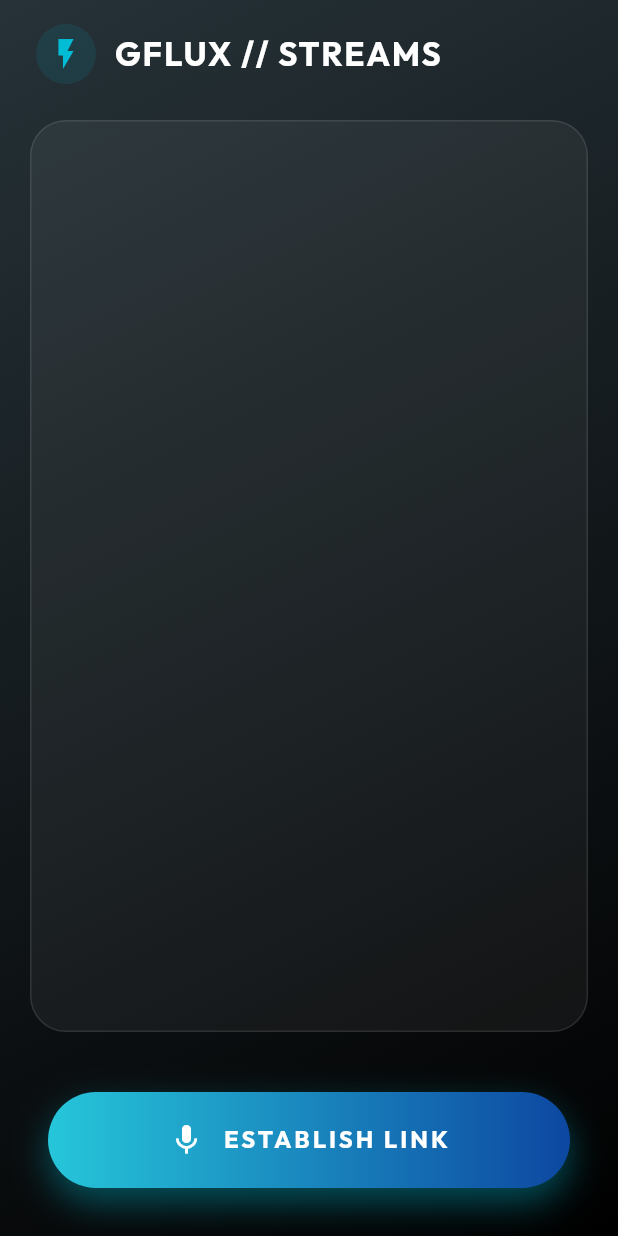
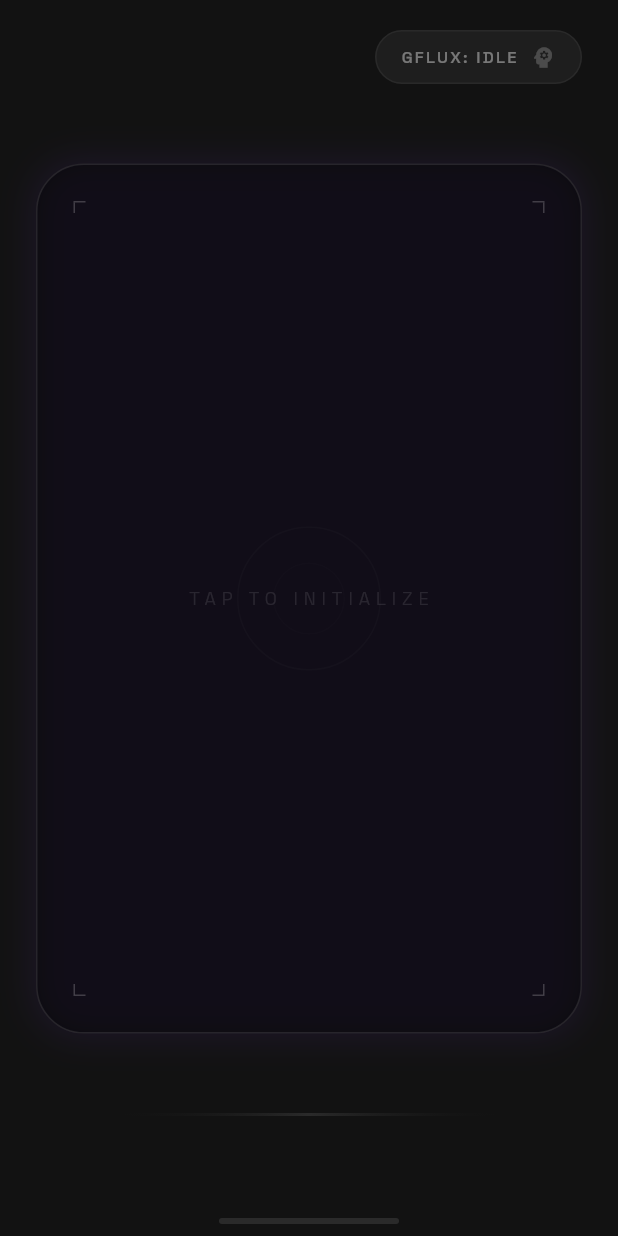
Before and after one commit to yanncarlier/GFlux, a Flutter app: the screen it shows after launch, on a phone screen of 412 x 824 dp. Run offline on Flutter 3.47's test engine with Material 3 defaults, Android fonts, the light colour scheme and no system bars; our stand-ins replace audioplayers, firebase_ai, firebase_core, google_fonts; missing offline and left inert: record; accounts and stored records are empty.

```diff
--- a/lib/main.dart
+++ b/lib/main.dart
@@ -4,14 +4,22 @@ import 'package:provider/provider.dart';
 import 'package:google_fonts/google_fonts.dart';
 import 'controllers/gemini_live_controller.dart';
 import 'views/home_view.dart';
+import 'firebase_options.dart';
+void main() async {
+  print("GFlux: Starting application...");
+  WidgetsFlutterBinding.ensureInitialized();
+  print("GFlux: Widgets initialized.");
 
-void main() async {
-  WidgetsFlutterBinding.ensureInitialized();
+  try {
+    await Firebase.initializeApp(
+      options: DefaultFirebaseOptions.currentPlatform,
+    );
+    print("GFlux: Firebase initialized successfully.");
+  } catch (e) {
+    print("GFlux: Firebase initialization failed: $e");
+  }
 
-  // Note: Firebase project configuration must be present in android/ios folders.
-  // E.g., via firebase configure or adding google-services.json manually.
-  await Firebase.initializeApp();
-
+  print("GFlux: Running app...");
   runApp(
     MultiProvider(
       providers: [
@@ -33,11 +41,11 @@ class GFluxApp extends StatelessWidget {
       themeMode: ThemeMode.dark,
       theme: ThemeData(
         brightness: Brightness.dark,
-        textTheme: GoogleFonts.outfitTextTheme(
+        textTheme: GoogleFonts.spaceGroteskTextTheme(
           ThemeData(brightness: Brightness.dark).textTheme,
         ),
         colorScheme: ColorScheme.fromSeed(
-          seedColor: Colors.cyanAccent,
+          seedColor: const Color(0xFFA855F7),
           brightness: Brightness.dark
         ),
         useMaterial3: true,
--- a/lib/views/home_view.dart
+++ b/lib/views/home_view.dart
@@ -1,6 +1,5 @@
 import 'package:flutter/material.dart';
 import 'package:provider/provider.dart';
-import 'package:flutter_spinkit/flutter_spinkit.dart';
 import '../controllers/gemini_live_controller.dart';
 
 class HomeView extends StatelessWidget {
@@ -9,59 +8,70 @@ class HomeView extends StatelessWidget {
   @override
   Widget build(BuildContext context) {
     final controller = context.watch<GeminiLiveController>();
-    final theme = Theme.of(context);
+
+    // Design colors from stitch/code.html
+    const deepCharcoal = Color(0xFF121212);
+    const accentPurple = Color(0xFFA855F7);
+    const deepPurple = Color(0xFF7C3AED);
 
     return Scaffold(
-      backgroundColor: Colors.black,
-      body: Container(
-        decoration: BoxDecoration(
-          gradient: LinearGradient(
-            colors: [
-              Colors.blueGrey.shade900,
-              Colors.black,
-            ],
-            begin: Alignment.topLeft,
-            end: Alignment.bottomRight,
-          )
-        ),
-        child: SafeArea(
+      backgroundColor: deepCharcoal,
+      body: Stack(
+        children: [
+          SafeArea(
+            child: Padding(
+              padding: const EdgeInsets.symmetric(horizontal: 24.0),
               child: Column(
+                crossAxisAlignment: CrossAxisAlignment.stretch,
                 children: [
-              _buildHeader(context),
-              Expanded(child: _buildTranscript(context, controller)),
-              _buildStatusIndicator(context, controller),
-              _buildControls(context, controller),
+                  // Status Header
+                  _buildHeader(context, controller, accentPurple),
+
+                  const Spacer(),
+
+                  // Central Frame
+                  _buildCentralFrame(context, controller, accentPurple, deepPurple),
+
+                  const Spacer(),
+
+                  // Waveform/Glow Footer
+                  _buildFooter(context, controller, accentPurple),
                 ],
               ),
             ),
           ),
-    );
+
+          // Interaction Overlay (Tap to Start/Stop)
+          Positioned.fill(
+            child: Material(
+              color: Colors.transparent,
+              child: InkWell(
+                onTap: () {
+                  if (controller.isActive || controller.state == GeminiState.connecting) {
+                    controller.stopSession();
+                  } else {
+                    controller.startSession();
                   }
-
-  Widget _buildHeader(BuildContext context) {
-    return Padding(
-      padding: const EdgeInsets.symmetric(horizontal: 24, vertical: 16),
-      child: Row(
-        children: [
-          Container(
-            padding: const EdgeInsets.all(8),
-            decoration: BoxDecoration(
-              color: Colors.cyan.withOpacity(0.1),
-              shape: BoxShape.circle,
-            ),
-            child: const Icon(
-              Icons.flash_on,
-              color: Colors.cyan,
-              size: 24,
+                },
+                overlayColor: MaterialStateProperty.all(accentPurple.withOpacity(0.02)),
+                highlightColor: Colors.transparent,
               ),
             ),
-          const SizedBox(width: 12),
-          Text(
-            "GFLUX // STREAMS",
-            style: Theme.of(context).textTheme.titleLarge?.copyWith(
-              color: Colors.white,
-              fontWeight: FontWeight.bold,
-              letterSpacing: 1.2,
+          ),
+
+          // Home Indicator
+          Align(
+            alignment: Alignment.bottomCenter,
+            child: Padding(
+              padding: const EdgeInsets.only(bottom: 8.0),
+              child: Container(
+                width: 120,
+                height: 4,
+                decoration: BoxDecoration(
+                  color: Colors.white.withOpacity(0.1),
+                  borderRadius: BorderRadius.circular(2),
+                ),
+              ),
             ),
           ),
         ],
@@ -69,169 +79,220 @@ class HomeView extends StatelessWidget {
     );
   }
 
-  Widget _buildTranscript(BuildContext context, GeminiLiveController controller) {
-    return Container(
-      margin: const EdgeInsets.symmetric(horizontal: 20, vertical: 8),
-      padding: const EdgeInsets.all(20),
+  Widget _buildHeader(BuildContext context, GeminiLiveController controller, Color accent) {
+    final isConnecting = controller.state == GeminiState.connecting;
+    final isActive = controller.isActive;
+
+    return Padding(
+      padding: const EdgeInsets.only(top: 20),
+      child: Row(
+        mainAxisAlignment: MainAxisAlignment.end,
+        children: [
+          Container(
+            padding: const EdgeInsets.symmetric(horizontal: 16, vertical: 8),
             decoration: BoxDecoration(
               color: Colors.white.withOpacity(0.05),
               borderRadius: BorderRadius.circular(24),
-        border: Border.all(color: Colors.white.withOpacity(0.1)),
+              border: Border.all(color: Colors.white.withOpacity(0.05)),
             ),
-      child: ListView.builder(
-        reverse: true,
-        itemCount: controller.transcript.length,
-        itemBuilder: (context, i) {
-          final content = controller.transcript.reversed.toList()[i];
-          final isGemini = content.startsWith("Gemini:");
-
-          return Padding(
-            padding: const EdgeInsets.symmetric(vertical: 8),
             child: Row(
-              mainAxisAlignment: isGemini ? MainAxisAlignment.start : MainAxisAlignment.end,
+              mainAxisSize: MainAxisSize.min,
               children: [
-                Flexible(
-                  child: Container(
-                    padding: const EdgeInsets.all(12),
-                    decoration: BoxDecoration(
-                      color: isGemini
-                          ? Colors.cyan.withOpacity(0.1)
-                          : Colors.purple.withOpacity(0.1),
-                      borderRadius: BorderRadius.circular(16),
-                      border: Border.all(
-                        color: isGemini
-                          ? Colors.cyan.withOpacity(0.3)
-                          : Colors.purple.withOpacity(0.3)
+                Text(
+                  "GFLUX: ",
+                  style: TextStyle(
+                    color: Colors.white.withOpacity(0.4),
+                    fontSize: 11,
+                    letterSpacing: 1.5,
+                    fontWeight: FontWeight.w500,
                   ),
                 ),
-                    child: Text(
-                      content.replaceFirst(RegExp(r'^(Gemini|You|Error|System):\s*'), ''),
-                      style: const TextStyle(color: Colors.white70, fontSize: 16),
+                Text(
+                  isConnecting ? "CONNECTING..." : (isActive ? "LISTENING..." : "IDLE"),
+                  style: TextStyle(
+                    color: (isActive || isConnecting) ? accent : Colors.white.withOpacity(0.4),
+                    fontSize: 11,
+                    letterSpacing: 1.5,
+                    fontWeight: FontWeight.w500,
                   ),
                 ),
+                const SizedBox(width: 8),
+                Icon(
+                  Icons.psychology,
+                  color: (isActive || isConnecting) ? accent : Colors.white.withOpacity(0.2),
+                  size: 18,
                 ),
               ],
             ),
-          );
-        },
-      ),
-    );
-  }
-
-  Widget _buildStatusIndicator(BuildContext context, GeminiLiveController controller) {
-    if (controller.state == GeminiState.idle) return const SizedBox.shrink();
-
-    return Padding(
-      padding: const EdgeInsets.symmetric(vertical: 24),
-      child: Column(
-        children: [
-          if (controller.state == GeminiState.connecting)
-            const SpinKitWave(
-              color: Colors.cyan,
-              size: 50.0,
-            )
-          else if (controller.isActive)
-            _buildActiveVisualizer(),
-          const SizedBox(height: 16),
-          Text(
-            controller.state == GeminiState.connecting
-                ? "Connecting to Gemini..."
-                : "Active Listening",
-            style: const TextStyle(color: Colors.cyan, fontWeight: FontWeight.w300),
           ),
         ],
       ),
     );
   }
 
-  Widget _buildActiveVisualizer() {
+  Widget _buildCentralFrame(BuildContext context, GeminiLiveController controller, Color accent, Color deep) {
+    final isActive = controller.isActive;
+
     return Container(
-      height: 80,
-      width: 200,
+      width: double.infinity,
+      height: 580,
+      decoration: BoxDecoration(
+        color: Colors.black.withOpacity(0.4),
+        borderRadius: BorderRadius.circular(32),
+        border: Border.all(color: Colors.white.withOpacity(0.1)),
+        boxShadow: [
+          BoxShadow(
+            color: deep.withOpacity(0.1),
+            blurRadius: 20,
+            spreadRadius: 2,
+          ),
+        ],
+      ),
+      child: Stack(
+        alignment: Alignment.center,
+        children: [
+          // Corner Brackets
+          ..._buildBrackets(),
+
+          // Concentric Circles
+          Opacity(
+            opacity: 0.2,
+            child: Container(
+              width: 96,
+              height: 96,
               decoration: BoxDecoration(
                 shape: BoxShape.circle,
-        boxShadow: [
-          BoxShadow(
-            color: Colors.cyan.withOpacity(0.2),
-            blurRadius: 30,
-            spreadRadius: 10,
-          )
-        ],
+                border: Border.all(color: Colors.white.withOpacity(0.1)),
               ),
-      child: const SpinKitDoubleBounce(
-        color: Colors.cyanAccent,
-        size: 80.0,
-      ),
-    );
-  }
-
-  Widget _buildControls(BuildContext context, GeminiLiveController controller) {
-    return Padding(
-      padding: const EdgeInsets.all(32),
-      child: Column(
-        mainAxisSize: MainAxisSize.min,
-        children: [
-          if (controller.state == GeminiState.error)
-            Padding(
-              padding: const EdgeInsets.only(bottom: 16),
-              child: Text(
-                controller.errorMessage ?? "Unknown Error",
-                style: const TextStyle(color: Colors.redAccent),
-                textAlign: TextAlign.center,
+              alignment: Alignment.center,
+              child: Container(
+                width: 48,
+                height: 48,
+                decoration: BoxDecoration(
+                  shape: BoxShape.circle,
+                  border: Border.all(color: Colors.white.withOpacity(0.05)),
                 ),
               ),
-          GestureDetector(
-            onTap: () {
-              if (controller.isActive || controller.state == GeminiState.connecting) {
-                controller.stopSession();
-              } else {
-                controller.startSession();
-              }
-            },
-            child: _buildActionBtn(controller),
             ),
+          ),
+
+          // Live Indicator or Prompt
+          if (!isActive && controller.state != GeminiState.connecting)
+             Text(
+              "TAP TO INITIALIZE",
+              style: TextStyle(
+                color: Colors.white.withOpacity(0.1),
+                fontSize: 12,
+                letterSpacing: 4,
+                fontWeight: FontWeight.w300,
+              ),
+            )
+          else if (isActive)
+            _buildListeningAnimation(accent),
         ],
       ),
     );
   }
 
-  Widget _buildActionBtn(GeminiLiveController controller) {
-    final isActive = controller.isActive || controller.state == GeminiState.connecting;
+  List<Widget> _buildBrackets() {
+    return [
+      _bracket(top: 24, left: 24, isTop: true, isLeft: true),
+      _bracket(top: 24, right: 24, isTop: true, isLeft: false),
+      _bracket(bottom: 24, left: 24, isTop: false, isLeft: true),
+      _bracket(bottom: 24, right: 24, isTop: false, isLeft: false),
+    ];
+  }
 
-    return Container(
-      width: double.infinity,
-      height: 64,
+  Widget _bracket({double? top, double? bottom, double? left, double? right, required bool isTop, required bool isLeft}) {
+    return Positioned(
+      top: top,
+      bottom: bottom,
+      left: left,
+      right: right,
+      child: Container(
+        width: 8,
+        height: 8,
         decoration: BoxDecoration(
-        gradient: LinearGradient(
-          colors: isActive
-              ? [Colors.redAccent, Colors.red.shade900]
-              : [Colors.cyan.shade400, Colors.blue.shade900],
+          border: Border(
+            top: isTop ? BorderSide(color: Colors.white.withOpacity(0.2)) : BorderSide.none,
+            bottom: !isTop ? BorderSide(color: Colors.white.withOpacity(0.2)) : BorderSide.none,
+            left: isLeft ? BorderSide(color: Colors.white.withOpacity(0.2)) : BorderSide.none,
+            right: !isLeft ? BorderSide(color: Colors.white.withOpacity(0.2)) : BorderSide.none,
           ),
-        borderRadius: BorderRadius.circular(32),
+        ),
+      ),
+    );
+  }
+
+  Widget _buildListeningAnimation(Color accent) {
+    return TweenAnimationBuilder<double>(
+      tween: Tween(begin: 0.8, end: 1.2),
+      duration: const Duration(seconds: 1),
+      curve: Curves.easeInOutSine,
+      builder: (context, value, child) {
+        return Transform.scale(
+          scale: value,
+          child: Container(
+            width: 120,
+            height: 120,
+            decoration: BoxDecoration(
+              shape: BoxShape.circle,
               boxShadow: [
                 BoxShadow(
-            color: (isActive ? Colors.red : Colors.cyan).withOpacity(0.4),
-            blurRadius: 20,
-            offset: const Offset(0, 10),
+                  color: accent.withOpacity(0.1 * value),
+                  blurRadius: 40 * value,
+                  spreadRadius: 10 * value,
                 ),
               ],
             ),
-      alignment: Alignment.center,
-      child: Row(
-        mainAxisAlignment: MainAxisAlignment.center,
+          ),
+        );
+      },
+      onEnd: () {}, // Handled by builder if looping manually, use a proper animation controller for production
+    );
+  }
+
+  Widget _buildFooter(BuildContext context, GeminiLiveController controller, Color accent) {
+    final isActive = controller.isActive;
+
+    return Padding(
+      padding: const EdgeInsets.only(bottom: 80),
+      child: Column(
         children: [
-          Icon(
-            isActive ? Icons.stop : Icons.mic,
-            color: Colors.white,
+          // Waveform line
+          Container(
+            width: 280,
+            height: 2,
+            decoration: BoxDecoration(
+              gradient: LinearGradient(
+                colors: [
+                  Colors.transparent,
+                  isActive ? accent : Colors.white.withOpacity(0.1),
+                  Colors.transparent,
+                ],
               ),
-          const SizedBox(width: 12),
-          Text(
-            isActive ? "END INTERACTION" : "ESTABLISH LINK",
-            style: const TextStyle(
-              color: Colors.white,
-              fontWeight: FontWeight.bold,
-              fontSize: 16,
-              letterSpacing: 2,
+              boxShadow: isActive ? [
+                BoxShadow(
+                  color: accent.withOpacity(0.8),
+                  blurRadius: 12,
+                )
+              ] : [],
+            ),
+          ),
+          if (isActive)
+            Container(
+              width: 200,
+              height: 32,
+              decoration: BoxDecoration(
+                color: accent.withOpacity(0.05),
+                borderRadius: BorderRadius.circular(100),
+              ),
+              child: const ClipRRect(
+                borderRadius: BorderRadius.all(Radius.circular(100)),
+                child: Opacity(
+                  opacity: 0.5,
+                  child: BlurEffect(),
+                ),
               ),
             ),
         ],
@@ -239,3 +300,22 @@ class HomeView extends StatelessWidget {
     );
   }
 }
+
+class BlurEffect extends StatelessWidget {
+  const BlurEffect({super.key});
+
+  @override
+  Widget build(BuildContext context) {
+    return Container(
+      decoration: const BoxDecoration(
+        boxShadow: [
+          BoxShadow(
+            color: Color(0xFFA855F7),
+            blurRadius: 40,
+            spreadRadius: 20,
+          )
+        ]
+      ),
+    );
+  }
+}
```
Also changed, not shown: analysis_options.yaml (added, +28 -0 lines), lib/controllers/gemini_live_controller.dart (+4 -4 lines), pubspec.yaml (+1 -6 lines), firebase.json (added), lib/firebase_options.dart (added), 72 other files. Lines whose indentation alone changed are shown as unchanged.
